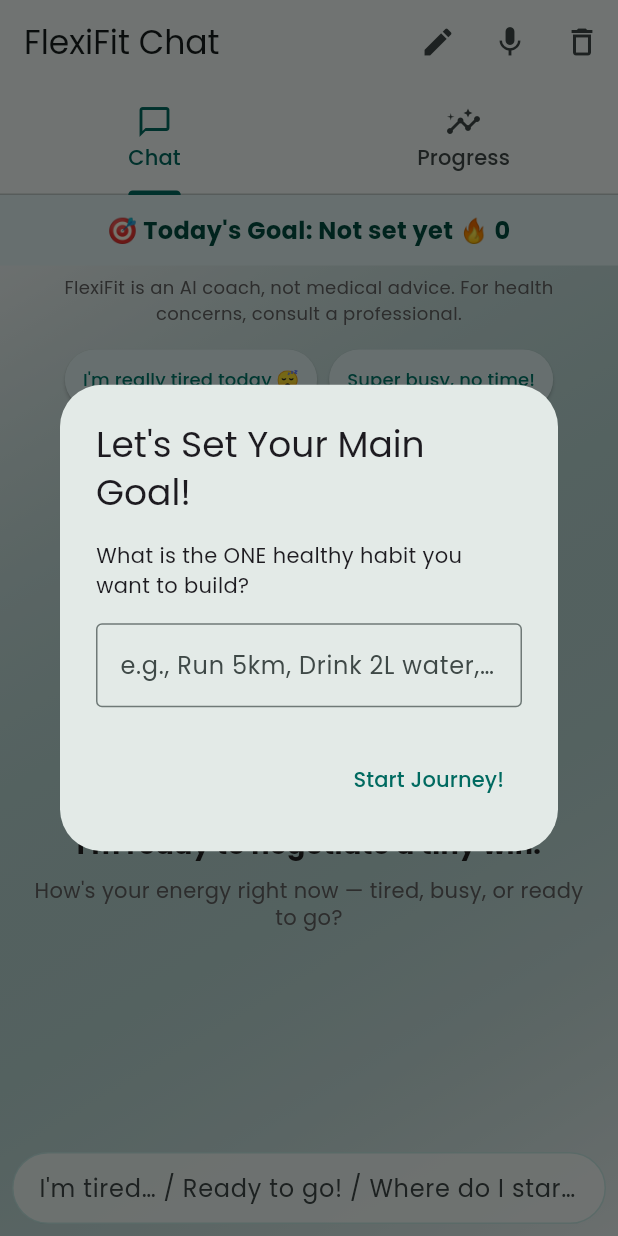
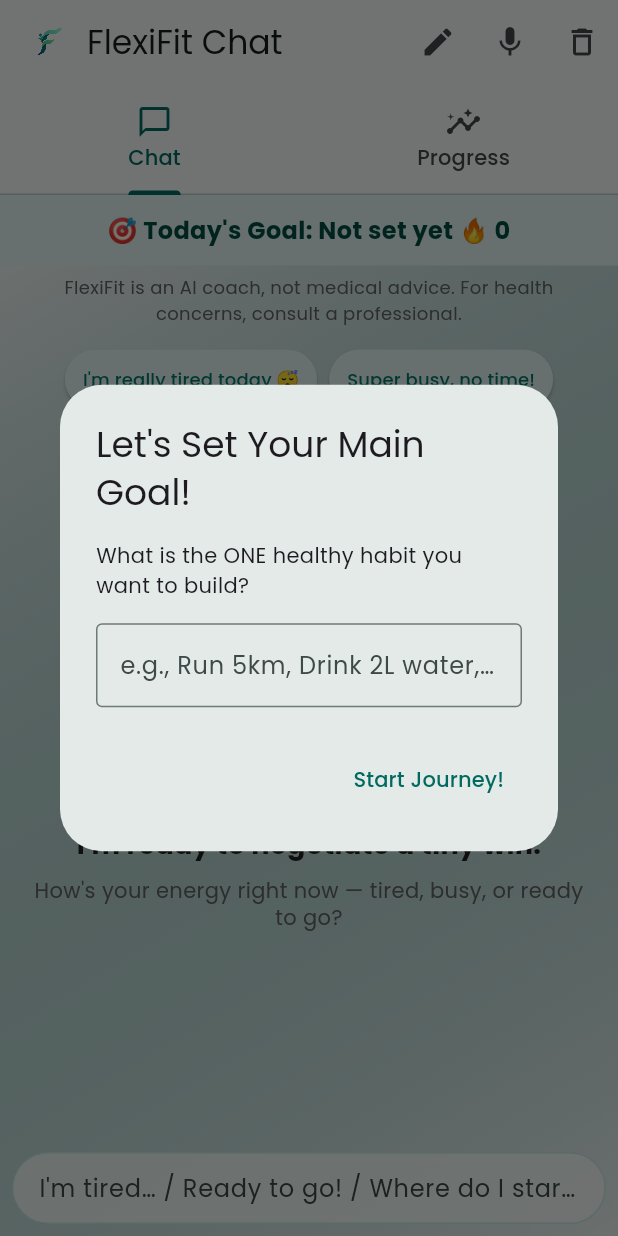
Before and after one commit to Psianturi/flexifit, a Flutter app: the screen it shows after launch, on a phone screen of 412 x 824 dp. Run offline on Flutter 3.47's test engine with Material 3 defaults, Android fonts, the phone set to English and light mode, and no system bars; drawn by our look-alikes of dash_chat_2; our stand-ins replace confetti, flutter_local_notifications, flutter_timezone, google_fonts, shared_preferences, speech_to_text and 1 more.

Commit message:
Add FlexiFit logo assets + refine sizing

```diff
--- a/frontend/flexifit_app/lib/chat_screen.dart
+++ b/frontend/flexifit_app/lib/chat_screen.dart
@@ -58,6 +58,7 @@ class ChatScreenState extends State<ChatScreen>
   bool _bootstrapped = false;
 
   static const String _typingSentinel = '__FLEXIFIT_TYPING__';
+  static const String _logoAssetPath = 'assets/logo/flexifit-logo.png';
 
   bool _looksLikeGoalCompletionClaim(String text) {
     final t = text.toLowerCase().trim();
@@ -1233,7 +1234,13 @@ class ChatScreenState extends State<ChatScreen>
 
     return Scaffold(
       appBar: AppBar(
-        title: const Text("FlexiFit"),
+        title: Row(
+          children: [
+            _LogoMark(assetPath: _logoAssetPath, size: 32),
+            const SizedBox(width: 10),
+            const Text("FlexiFit"),
+          ],
+        ),
         bottom: const PreferredSize(
           preferredSize: Size.fromHeight(28),
           child: Padding(
@@ -1256,6 +1263,41 @@ class ChatScreenState extends State<ChatScreen>
         ],
       ),
       body: withConfetti,
+    );
+  }
+}
+
+class _LogoMark extends StatelessWidget {
+  final String assetPath;
+  final double size;
+
+  const _LogoMark({
+    required this.assetPath,
+    required this.size,
+  });
+
+  @override
+  Widget build(BuildContext context) {
+    final theme = Theme.of(context);
+    return SizedBox(
+      width: size,
+      height: size,
+      child: Transform.scale(
+        scale: 1.12,
+        child: Image.asset(
+          assetPath,
+          fit: BoxFit.contain,
+          alignment: Alignment.center,
+          filterQuality: FilterQuality.high,
+          errorBuilder: (context, error, stackTrace) {
+            return Icon(
+              Icons.fitness_center,
+              color: theme.colorScheme.primary,
+              size: size * 0.70,
+            );
+          },
+        ),
+      ),
     );
   }
 }
--- a/frontend/flexifit_app/lib/home_screen.dart
+++ b/frontend/flexifit_app/lib/home_screen.dart
@@ -15,6 +15,7 @@ class HomeScreen extends StatefulWidget {
 class _HomeScreenState extends State<HomeScreen>
     with SingleTickerProviderStateMixin {
   static const double _webMaxWidth = 720.0;
+  static const String _logoAssetPath = 'assets/logo/flexifit-logo.png';
 
   late final TabController _tabController;
 
@@ -63,7 +64,18 @@ class _HomeScreenState extends State<HomeScreen>
     PreferredSizeWidget appBar;
     if (!isWideWeb) {
       appBar = AppBar(
-        title: Text(isChatTab ? 'FlexiFit Chat' : 'FlexiFit Progress'),
+        title: Row(
+          children: [
+            _LogoMark(assetPath: _logoAssetPath, size: 32),
+            const SizedBox(width: 10),
+            Flexible(
+              child: Text(
+                isChatTab ? 'FlexiFit Chat' : 'FlexiFit Progress',
+                overflow: TextOverflow.ellipsis,
+              ),
+            ),
+          ],
+        ),
         bottom: TabBar(
           controller: _tabController,
           tabs: const [
@@ -120,6 +132,8 @@ class _HomeScreenState extends State<HomeScreen>
               padding: const EdgeInsets.symmetric(horizontal: 12),
               child: Row(
                 children: [
+                  _LogoMark(assetPath: _logoAssetPath, size: 28),
+                  const SizedBox(width: 10),
                   Expanded(
                     child:
                         Text(isChatTab ? 'FlexiFit Chat' : 'FlexiFit Progress'),
@@ -263,6 +277,41 @@ class _HomeScreenState extends State<HomeScreen>
   }
 }
 
+class _LogoMark extends StatelessWidget {
+  final String assetPath;
+  final double size;
+
+  const _LogoMark({
+    required this.assetPath,
+    required this.size,
+  });
+
+  @override
+  Widget build(BuildContext context) {
+    final theme = Theme.of(context);
+    return SizedBox(
+      width: size,
+      height: size,
+      child: Transform.scale(
+        scale: 1.12,
+        child: Image.asset(
+          assetPath,
+          fit: BoxFit.contain,
+          alignment: Alignment.center,
+          filterQuality: FilterQuality.high,
+          errorBuilder: (context, error, stackTrace) {
+            return Icon(
+              Icons.fitness_center,
+              color: theme.colorScheme.primary,
+              size: size * 0.70,
+            );
+          },
+        ),
+      ),
+    );
+  }
+}
+
 class _WebBackdrop extends StatelessWidget {
   const _WebBackdrop();
 
--- a/frontend/flexifit_app/pubspec.yaml
+++ b/frontend/flexifit_app/pubspec.yaml
@@ -65,6 +65,7 @@ flutter:
 
   assets:
     - assets/
+    - assets/logo/
 
   # To add assets to your application, add an assets section, like this:
   # assets:
```
Also changed, not shown: frontend/flexifit_app/lib/journey_history_screen.dart (+43 -1 lines), frontend/flexifit_app/lib/web_intro_screen.dart (+27 -10 lines), frontend/flexifit_app/assets/logo/flexifit-logo.png (added).
